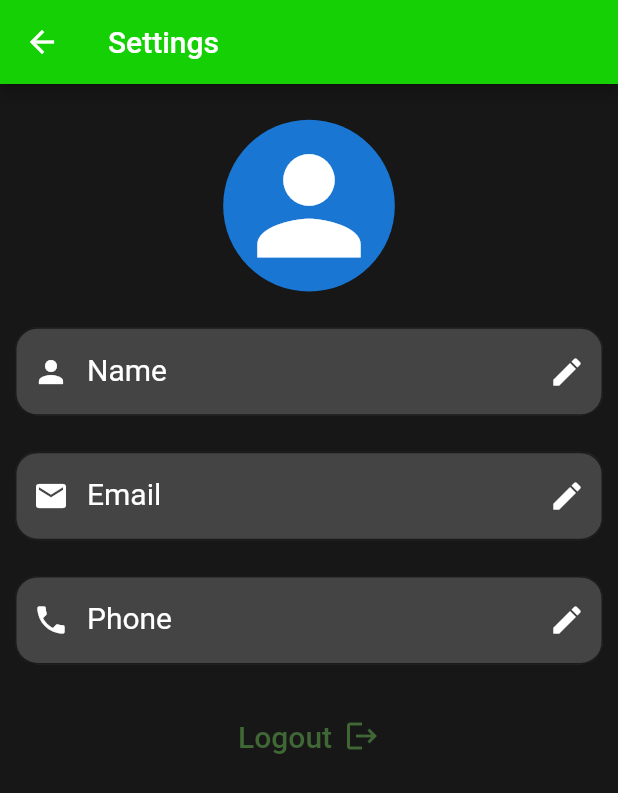
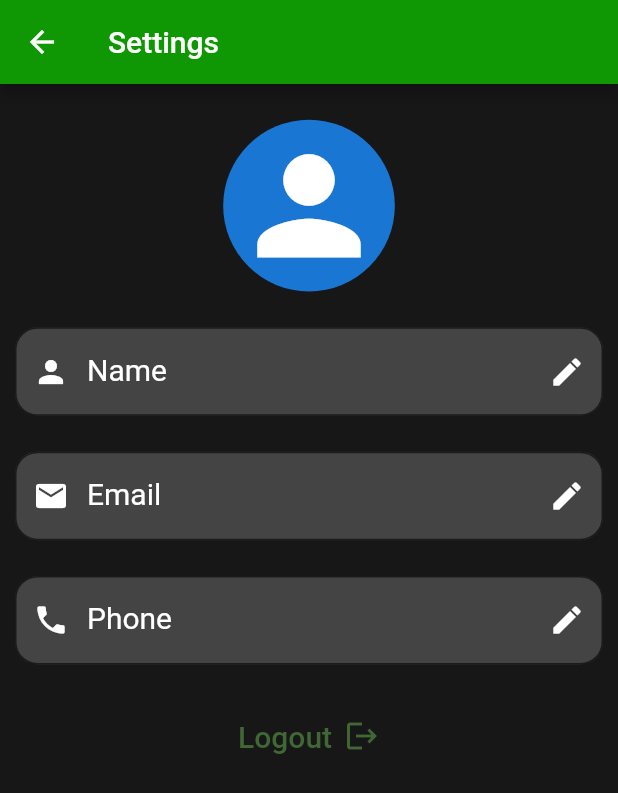
Before and after one commit to abdalrhman7/MabDirive, a Flutter app: the ProfileScreen screen opened by its route, on a phone screen of 412 x 824 dp. Shown: the top 793 px of the screen. Run offline on Flutter 3.47's test engine with Material 2 defaults, Android fonts, the light colour scheme and no system bars; our stand-ins replace bloc, cloud_firestore, country_picker, dio, firebase_auth, firebase_core and 10 more; missing offline and left inert: bottom_sheet, flutter_polyline_points; accounts and stored records are empty; network calls fail.

Commit message:
fix some bugs

```diff
--- a/lib/Core/ColorHelper.dart
+++ b/lib/Core/ColorHelper.dart
@@ -1,8 +1,7 @@
 import 'package:flutter/material.dart';
 
 class ColorHelper {
-  static const Color mainColor = Color.fromARGB(255, 21, 208, 4);
+  static const Color mainColor = Color.fromARGB(255, 16, 151, 4);
   static const Color darkColor = Color(0xff171717);
-  static const Color greenColor = Color.fromARGB(255, 21, 208, 4);
-  //Color.fromARGB(255, 212, 91, 4);
+  static const Color greenColor = Color.fromARGB(255, 16, 151, 4);
 }
--- a/lib/Features/Auth/Login/Models/user.dart
+++ b/lib/Features/Auth/Login/Models/user.dart
@@ -1,21 +1,15 @@
-class User{
+class UserModel {
   static const String collectionName = 'users';
   String? id;
   String? name;
   String? email;
 
-  User({this.id,this.name,this.email});
+  UserModel({this.id, this.name, this.email});
 
-  User.fromFireStore(Map<String,dynamic>? data):
-        this(id: data?['id'],
-          name: data?['name'],
-          email: data?['email']);
+  UserModel.fromFireStore(Map<String, dynamic>? data)
+      : this(id: data?['id'], name: data?['name'], email: data?['email']);
 
-  Map<String,dynamic> toFireStore(){
-    return {
-      'id':id,
-      'name':name,
-      'email':email
-    };
+  Map<String, dynamic> toFireStore() {
+    return {'id': id, 'name': name, 'email': email};
   }
 }
--- a/lib/Features/Auth/Login/ViewModel/login_cubit.dart
+++ b/lib/Features/Auth/Login/ViewModel/login_cubit.dart
@@ -1,6 +1,7 @@
 import 'package:bloc/bloc.dart';
 import 'package:firebase_auth/firebase_auth.dart';
 import 'package:flutter_secure_storage/flutter_secure_storage.dart';
+import 'package:mab_drive/Features/Auth/Login/Models/user.dart';
 
 import '../../../../Core/Database/Firebse/my_database.dart';
 
@@ -9,23 +10,25 @@ part 'login_state.dart';
 class LoginCubit extends Cubit<LoginState> {
   LoginCubit() : super(LoginInitial());
   FirebaseAuth authService = FirebaseAuth.instance;
-  static String uid = '';
-  login({required String email ,required String password,required bool keepMeLogin})async{
+  static UserModel user = UserModel();
+  login(
+      {required String email,
+      required String password,
+      required bool keepMeLogin}) async {
     emit(LoginLoading());
-    try{
+    try {
       var result = await authService.signInWithEmailAndPassword(
         email: email,
         password: password,
       );
-       await MyDataBase.readUser(result.user?.uid ?? '');
+      await MyDataBase.readUser(result.user?.uid ?? '');
       if (keepMeLogin) {
-         await const FlutterSecureStorage()
-            .write(key: 'token', value: result.user?.uid??'');
+        await const FlutterSecureStorage()
+            .write(key: 'token', value: result.user?.uid ?? '');
       }
       var user = await MyDataBase.readUser(result.user?.uid ?? "");
       emit(LoginSuccess('Success'));
-    }on FirebaseAuthException catch (e) {
-
+    } on FirebaseAuthException catch (e) {
       String errorMessage = 'Something Went Wrong';
       if (e.code == 'user-not-found') {
         String errorMessage = 'User-not-found.';
--- a/lib/Features/Auth/Register/ViewModel/Register Cubit/register_cubit.dart
+++ b/lib/Features/Auth/Register/ViewModel/Register Cubit/register_cubit.dart
@@ -21,7 +21,8 @@ class RegisterCubit extends Cubit<RegisterState> {
         password: password,
       );
 
-      var myUser = MyUser.User(id: result.user?.uid, name: name, email: email);
+      var myUser =
+          MyUser.UserModel(id: result.user?.uid, name: name, email: email);
       await MyDataBase.addUser(myUser);
       emit(RegisterSuccess('Success'));
     } on FirebaseAuthException catch (e) {
--- a/lib/Features/Offers/View/Components/PriceBox.dart
+++ b/lib/Features/Offers/View/Components/PriceBox.dart
@@ -18,7 +18,7 @@ class PriceBox extends StatelessWidget {
         style: const TextStyle(
           color: Colors.white,
           overflow: TextOverflow.ellipsis,
-          fontSize: 16.0,
+          fontSize: 12.0,
           fontWeight: FontWeight.bold,
         ),
       ),
--- a/lib/Features/Splash/View/Pages/splash_screen.dart
+++ b/lib/Features/Splash/View/Pages/splash_screen.dart
@@ -12,7 +12,9 @@ class SplashScreen extends StatelessWidget {
     Future.delayed(const Duration(seconds: 2), () {
       Navigator.pushReplacementNamed(
         context,
-        (LoginCubit.uid != '') ? UserHome.routeName : RegisterScreen.routeName,
+        (LoginCubit.user!.id != '')
+            ? UserHome.routeName
+            : RegisterScreen.routeName,
       );
     });
     return const Scaffold(
--- a/lib/Features/UserHome/Model/ride_request_model.dart
+++ b/lib/Features/UserHome/Model/ride_request_model.dart
@@ -8,6 +8,8 @@ class RideRequestModel {
   String? dateTime;
   String? rideType;
   String driverId = "Waiting";
+  String driverName = "Waiting";
+  String driverPhone = "Waiting";
   List<DiveOfferPrice> offers = [];
 
   RideRequestModel(
@@ -90,10 +92,11 @@ class DiveOfferPrice {
   String? driverName;
   String? driverId;
   String? offerPrice;
-
+  String? driverPhone;
   DiveOfferPrice({
     required this.driverName,
     required this.driverId,
+    required this.driverPhone,
     required this.offerPrice,
   });
 
@@ -101,6 +104,7 @@ class DiveOfferPrice {
     driverName = json['driverName'];
     driverId = json['driverId'];
     offerPrice = json['offerPrice'];
+    driverPhone = json['driverPhone'];
   }
 
   Map<String, dynamic> toJson() {
@@ -108,6 +112,7 @@ class DiveOfferPrice {
     data['driverName'] = driverName;
     data['driverId'] = driverId;
     data['offerPrice'] = offerPrice;
+    data['driverPhone'] = driverPhone;
     return data;
   }
 }
--- a/lib/Features/UserHome/ViewModel/cubit/user_home_cubit.dart
+++ b/lib/Features/UserHome/ViewModel/cubit/user_home_cubit.dart
@@ -84,7 +84,7 @@ class UserHomeCubit extends Cubit<UserHomeState> {
         LatLng(currentPosition.latitude, currentPosition.longitude);
 
     CameraPosition cameraPosition =
-        CameraPosition(target: latLngPosition, zoom: 17);
+        CameraPosition(target: latLngPosition, zoom: 14);
     newGoogleMapController
         .animateCamera(CameraUpdate.newCameraPosition(cameraPosition));
     placemarkFromCoordinates(
@@ -171,12 +171,13 @@ class UserHomeCubit extends Cubit<UserHomeState> {
           plainCoordinates.add(tempLatLngPosition);
         }
         CameraPosition cameraPosition =
-            CameraPosition(target: plainCoordinates.last, zoom: 17);
+            CameraPosition(target: plainCoordinates.last, zoom: 14);
         newGoogleMapController.animateCamera(CameraUpdate.newLatLngBounds(
             LatLngBounds(
                 southwest: plainCoordinates.first,
                 northeast: plainCoordinates.last),
             70));
+
         polyLinesSet.add(Polyline(
           polylineId: const PolylineId("PolylineId"),
           jointType: JointType.round,
--- a/lib/main.dart
+++ b/lib/main.dart
@@ -32,9 +32,9 @@ void main() async {
 
   await const FlutterSecureStorage().read(key: 'token').then((value) {
     if (value != null) {
-      LoginCubit.uid = value;
+      LoginCubit.user!.id = value;
     }
-    debugPrint(LoginCubit.uid);
+    debugPrint(LoginCubit.user!.id);
   });
   return runApp(ChangeNotifierProvider(
       create: (context) => AuthProvider(), child: MyApp()));
```
Also changed, not shown: lib/Core/Database/Firebse/my_database.dart (+6 -6 lines), lib/Features/Offers/View/Components/offer_card.dart (+5 -3 lines), lib/Features/Offers/View/Pages/ride_offers_page.dart (+9 -0 lines), lib/Features/Offers/View/Pages/wait_driver.dart (added, +70 -0 lines), lib/Features/Offers/ViewModel/cubit/ride_offers_cubit.dart (+6 -4 lines), lib/Features/Profile Screen/ViewModel/Profile Cubit/Profile_cubit.dart (+5 -6 lines), lib/Features/Profile Screen/ViewModel/profile_cubit.dart (+4 -5 lines), lib/Features/Profile Screen/ViewModel/profile_provider.dart (+15 -17 lines), lib/Features/ride_requests/view/widget/customer_request_details_dialog.dart (+5 -4 lines).
